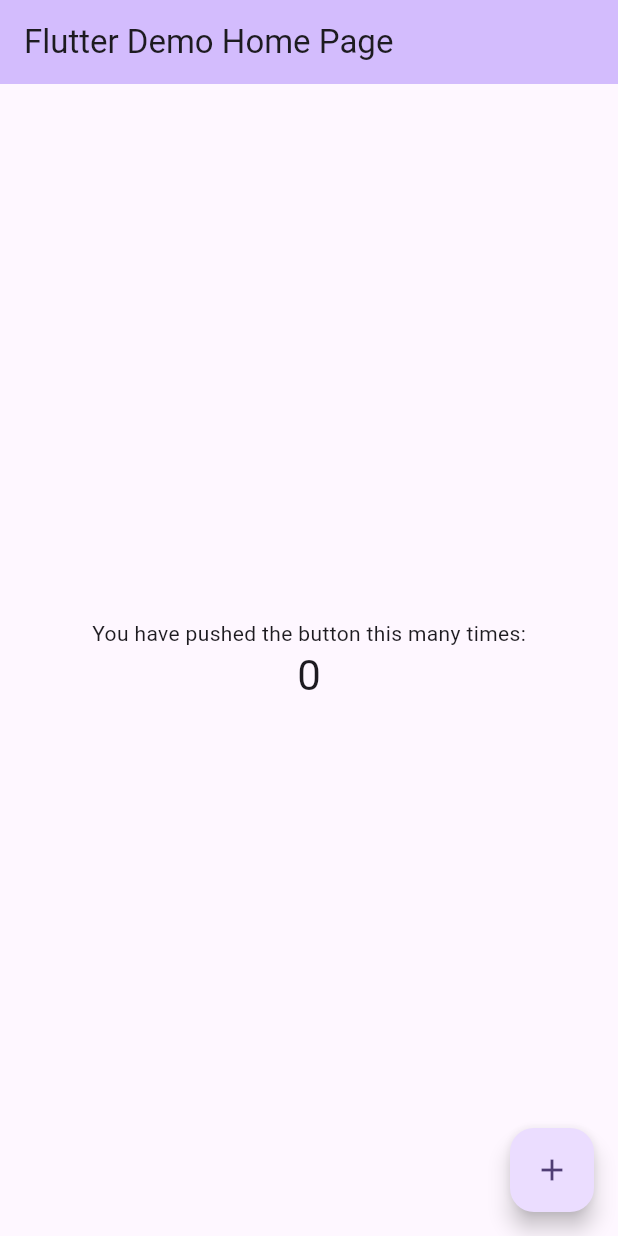
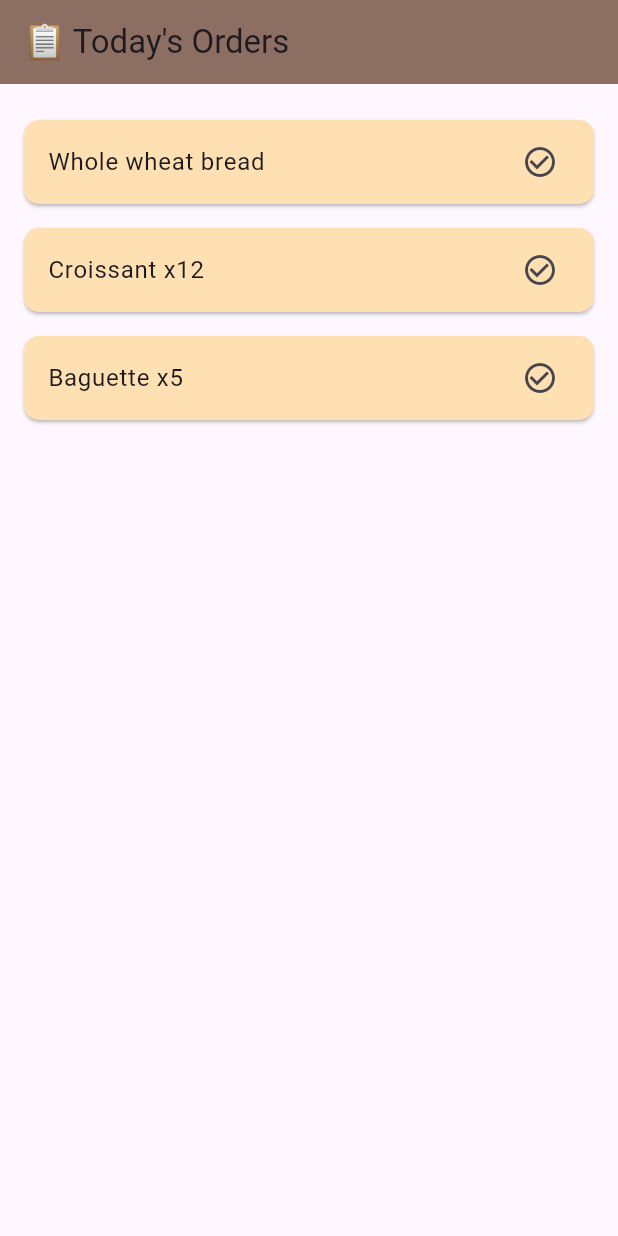
Before and after one commit to SHADORON-X/fournilo_mvp, a Flutter app: the screen it shows after launch, on a phone screen of 412 x 824 dp. Run offline on Flutter 3.47's test engine with Material 3 defaults, Android fonts, the phone set to English and light mode, and no system bars.

Commit message:
feat: Day 1 – UI order screen with basic layout

```diff
--- a/lib/main.dart
+++ b/lib/main.dart
@@ -1,122 +1,12 @@
 import 'package:flutter/material.dart';
+import 'screens/orders_screen.dart';
 
 void main() {
-  runApp(const MyApp());
+  runApp(
+    MaterialApp(
+      title: 'Fournilo',
+      theme: ThemeData(primarySwatch: Colors.deepOrange),
+      home: const OrdersScreen(),
+    ),
+  );
 }
-
-class MyApp extends StatelessWidget {
-  const MyApp({super.key});
-
-  // This widget is the root of your application.
-  @override
-  Widget build(BuildContext context) {
-    return MaterialApp(
-      title: 'Flutter Demo',
-      theme: ThemeData(
-        // This is the theme of your application.
-        //
-        // TRY THIS: Try running your application with "flutter run". You'll see
-        // the application has a purple toolbar. Then, without quitting the app,
-        // try changing the seedColor in the colorScheme below to Colors.green
-        // and then invoke "hot reload" (save your changes or press the "hot
-        // reload" button in a Flutter-supported IDE, or press "r" if you used
-        // the command line to start the app).
-        //
-        // Notice that the counter didn't reset back to zero; the application
-        // state is not lost during the reload. To reset the state, use hot
-        // restart instead.
-        //
-        // This works for code too, not just values: Most code changes can be
-        // tested with just a hot reload.
-        colorScheme: ColorScheme.fromSeed(seedColor: Colors.deepPurple),
-      ),
-      home: const MyHomePage(title: 'Flutter Demo Home Page'),
-    );
-  }
-}
-
-class MyHomePage extends StatefulWidget {
-  const MyHomePage({super.key, required this.title});
-
-  // This widget is the home page of your application. It is stateful, meaning
-  // that it has a State object (defined below) that contains fields that affect
-  // how it looks.
-
-  // This class is the configuration for the state. It holds the values (in this
-  // case the title) provided by the parent (in this case the App widget) and
-  // used by the build method of the State. Fields in a Widget subclass are
-  // always marked "final".
-
-  final String title;
-
-  @override
-  State<MyHomePage> createState() => _MyHomePageState();
-}
-
-class _MyHomePageState extends State<MyHomePage> {
-  int _counter = 0;
-
-  void _incrementCounter() {
-    setState(() {
-      // This call to setState tells the Flutter framework that something has
-      // changed in this State, which causes it to rerun the build method below
-      // so that the display can reflect the updated values. If we changed
-      // _counter without calling setState(), then the build method would not be
-      // called again, and so nothing would appear to happen.
-      _counter++;
-    });
-  }
-
-  @override
-  Widget build(BuildContext context) {
-    // This method is rerun every time setState is called, for instance as done
-    // by the _incrementCounter method above.
-    //
-    // The Flutter framework has been optimized to make rerunning build methods
-    // fast, so that you can just rebuild anything that needs updating rather
-    // than having to individually change instances of widgets.
-    return Scaffold(
-      appBar: AppBar(
-        // TRY THIS: Try changing the color here to a specific color (to
-        // Colors.amber, perhaps?) and trigger a hot reload to see the AppBar
-        // change color while the other colors stay the same.
-        backgroundColor: Theme.of(context).colorScheme.inversePrimary,
-        // Here we take the value from the MyHomePage object that was created by
-        // the App.build method, and use it to set our appbar title.
-        title: Text(widget.title),
-      ),
-      body: Center(
-        // Center is a layout widget. It takes a single child and positions it
-        // in the middle of the parent.
-        child: Column(
-          // Column is also a layout widget. It takes a list of children and
-          // arranges them vertically. By default, it sizes itself to fit its
-          // children horizontally, and tries to be as tall as its parent.
-          //
-          // Column has various properties to control how it sizes itself and
-          // how it positions its children. Here we use mainAxisAlignment to
-          // center the children vertically; the main axis here is the vertical
-          // axis because Columns are vertical (the cross axis would be
-          // horizontal).
-          //
-          // TRY THIS: Invoke "debug painting" (choose the "Toggle Debug Paint"
-          // action in the IDE, or press "p" in the console), to see the
-          // wireframe for each widget.
-          mainAxisAlignment: MainAxisAlignment.center,
-          children: <Widget>[
-            const Text('You have pushed the button this many times:'),
-            Text(
-              '$_counter',
-              style: Theme.of(context).textTheme.headlineMedium,
-            ),
-          ],
-        ),
-      ),
-      floatingActionButton: FloatingActionButton(
-        onPressed: _incrementCounter,
-        tooltip: 'Increment',
-        child: const Icon(Icons.add),
-      ), // This trailing comma makes auto-formatting nicer for build methods.
-    );
-  }
-}
--- /dev/null
+++ b/lib/screens/orders_screen.dart
@@ -0,0 +1,34 @@
+import 'package:flutter/material.dart';
+
+class OrdersScreen extends StatelessWidget {
+  const OrdersScreen({super.key});
+
+  @override
+  Widget build(BuildContext context) {
+    final orders = ['Whole wheat bread', 'Croissant x12', 'Baguette x5'];
+
+    return Scaffold(
+      appBar: AppBar(
+        title: const Text('📋 Today\'s Orders'),
+        backgroundColor: Colors.brown[400],
+      ),
+      body: ListView.builder(
+        padding: const EdgeInsets.all(16),
+        itemCount: orders.length,
+        itemBuilder: (context, index) {
+          return Card(
+            color: Colors.orange[100],
+            shape: RoundedRectangleBorder(
+              borderRadius: BorderRadius.circular(10),
+            ),
+            margin: const EdgeInsets.symmetric(vertical: 8),
+            child: ListTile(
+              title: Text(orders[index]),
+              trailing: const Icon(Icons.check_circle_outline),
+            ),
+          );
+        },
+      ),
+    );
+  }
+}
```
Also changed, not shown: route_plan.dart (+23 -0 lines), fournilo_qr.png (added), lib/models/order_model.dart (added), lib/widgets/order_card.dart (added), 3 other files.
